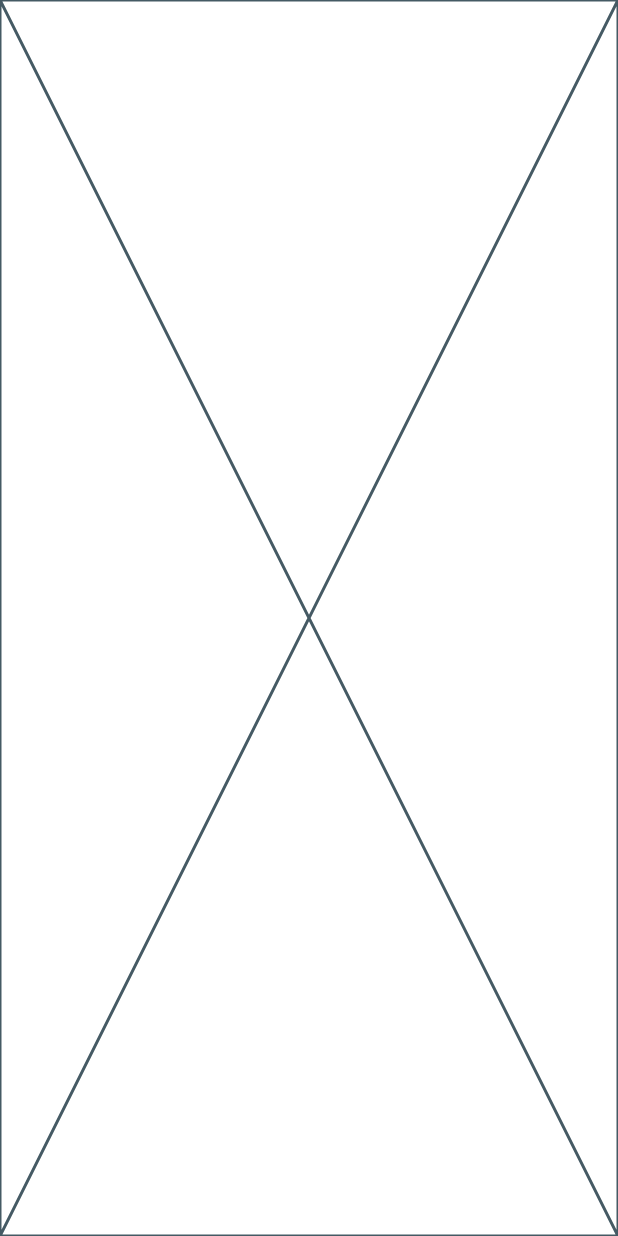
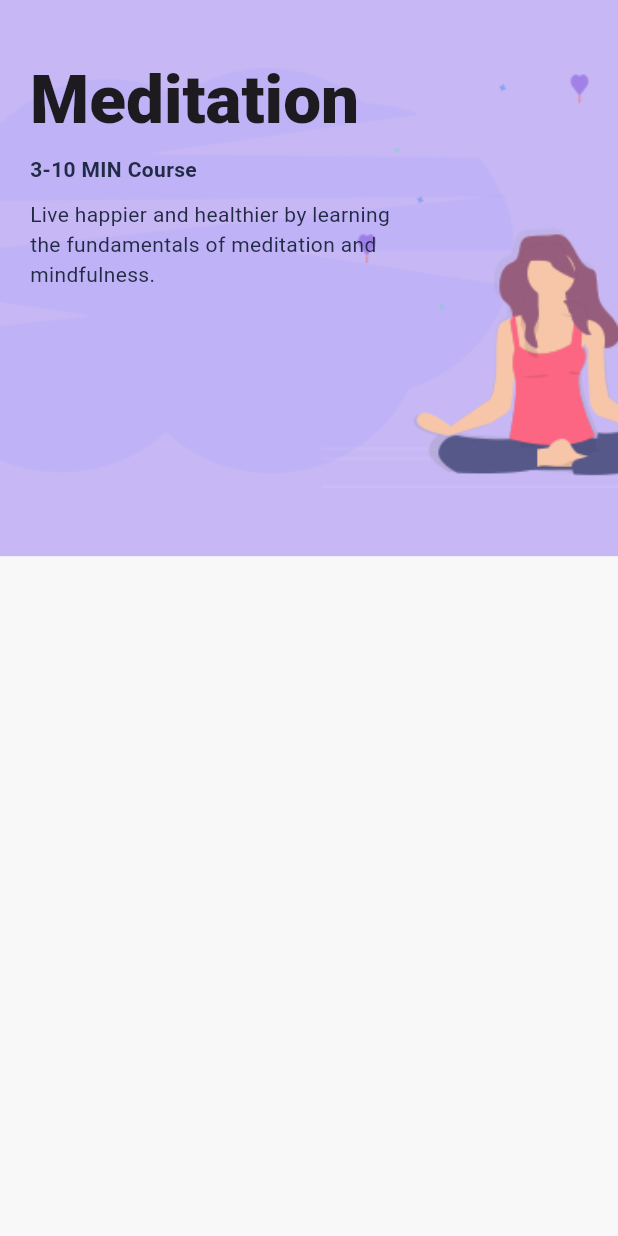
Before and after one commit to YM1587/Daily-exercise-app-meditation-app, a Flutter app: the screen it shows after launch, after a tap on "Meditation", on a phone screen of 412 x 824 dp. Run offline on Flutter 3.47's test engine with Material 3 defaults, Android fonts, the phone set to English and light mode, and no system bars; our stand-ins replace flutter_svg.

Commit message:
updated details screen for the meditation title and the text below it

```diff
--- a/lib/screens/details_screen.dart
+++ b/lib/screens/details_screen.dart
@@ -1,10 +1,58 @@
 import 'package:flutter/material.dart';
+import 'package:meditation_app/constants.dart';
 
 class DetailsScreen extends StatelessWidget {
   const DetailsScreen({super.key});
 
   @override
   Widget build(BuildContext context) {
-    return const Placeholder();
+    var size = MediaQuery.of(context).size;
+    return Scaffold(
+      body: Stack(
+        children: [
+          Container(
+            height: size.height * .45,
+            decoration: BoxDecoration(
+              color: kBlueLightColor,
+              image: DecorationImage(
+                alignment: Alignment.centerLeft,
+                image: AssetImage("assets/images/meditation_bg.png"),
+                fit: BoxFit.fitWidth,
+              ),
+            ),
+          ),
+          SafeArea(
+            child: Padding(
+              padding: const EdgeInsets.symmetric(horizontal: 20.0),
+              child: Column(
+                crossAxisAlignment: CrossAxisAlignment.start ,
+                children: [
+                  SizedBox(height: size.height * 0.05,
+                  ),
+                  Text("Meditation",
+                  style: Theme.of(context)
+                    .textTheme
+                    .displayMedium
+                    ?.copyWith(fontWeight: FontWeight.w900),
+                 ),
+                 SizedBox(height: 10.0,),
+                 Text(
+                    "3-10 MIN Course",
+                    style: TextStyle(fontWeight: FontWeight.bold),
+                  ),
+                  SizedBox(height: 10.0,),
+                  SizedBox(
+                    width: size.width * 0.6,
+                    child: Text(
+                      "Live happier and healthier by learning the fundamentals of meditation and mindfulness."
+                      ),
+                  ),
+                ],
+              ),
+            )
+          )
+        ],
+      ),
+    );
   }
 }
```
